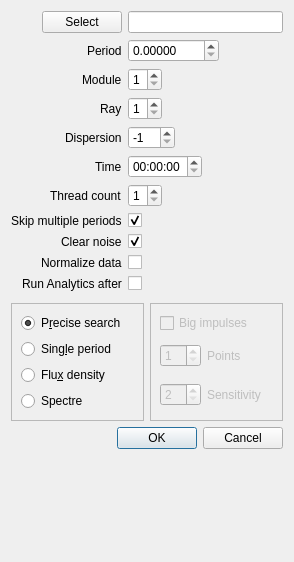
Above: src/precisesearchgui.ui from vtyulb/BSA-Analytics before the change. Below: the same form after it.
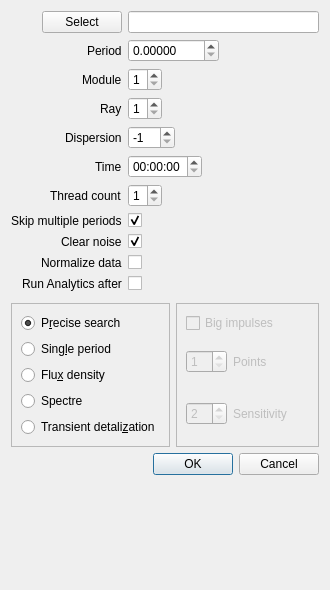
That is the form after the change.

Commit message: transient detalization

Patch:
```diff
--- a/src/precisesearchgui.ui
+++ b/src/precisesearchgui.ui
@@ -6,8 +6,8 @@
    <rect>
     <x>0</x>
     <y>0</y>
-    <width>294</width>
-    <height>562</height>
+    <width>330</width>
+    <height>590</height>
    </rect>
   </property>
   <property name="windowTitle">
@@ -227,6 +227,13 @@
            </property>
           </widget>
          </item>
+         <item>
+          <widget class="QRadioButton" name="transientDetalization">
+           <property name="text">
+            <string>Transient detali&amp;zation</string>
+           </property>
+          </widget>
+         </item>
         </layout>
        </widget>
       </item>
```
Left out of the diff: 10 changed lines with no effect on the pictures. The commit also changes 6 other files.
